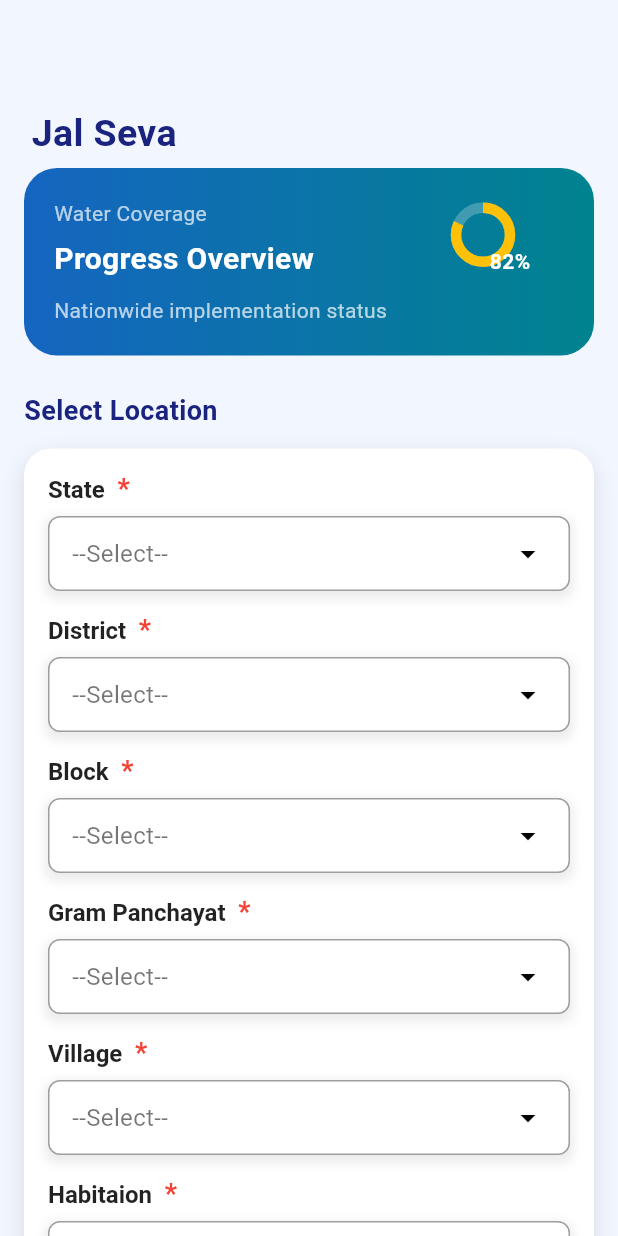
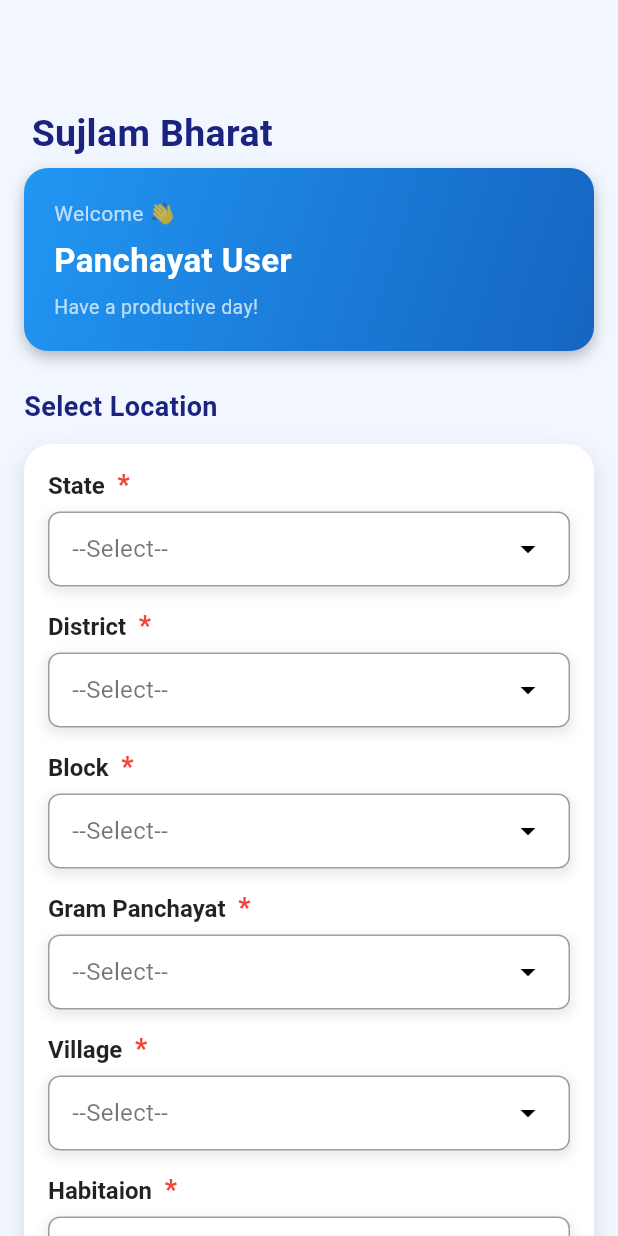
Before and after one commit to rishabhvaid69/jal-sanchalan, a Flutter app: the screen it shows after launch, on a phone screen of 412 x 824 dp. Run offline on Flutter 3.47's test engine with Material 3 defaults, Android fonts, the light colour scheme and no system bars; our stand-ins replace connectivity_plus, fluttertoast; network calls fail; Roboto replaces fonts that are missing (OpenSans).

Commit message:
add features and updates

```diff
--- a/lib/models/base_response.dart
+++ b/lib/models/base_response.dart
@@ -39,7 +39,10 @@
             json['Blocklist'] ??
             json['Grampanchayatlist'] ??
             json['Villagelist'] ??
-            json['HabitationList'];
+            json['HabitationList']??
+            json['RPWSS_Result_list'];
+
+
 
             [];
 
--- /dev/null
+++ b/lib/models/dictorey_model.dart
@@ -0,0 +1,169 @@
+// To parse this JSON data, do
+//
+//     final rpwssDirectorymodel = rpwssDirectorymodelFromJson(jsonString);
+
+import 'dart:convert';
+
+RpwssDirectorymodel rpwssDirectorymodelFromJson(String str) => RpwssDirectorymodel.fromJson(json.decode(str));
+
+String rpwssDirectorymodelToJson(RpwssDirectorymodel data) => json.encode(data.toJson());
+
+class RpwssDirectorymodel {
+  bool status;
+  String message;
+  List<RpwssResultList> rpwssResultList;
+
+  RpwssDirectorymodel({
+    required this.status,
+    required this.message,
+    required this.rpwssResultList,
+  });
+
+  factory RpwssDirectorymodel.fromJson(Map<String, dynamic> json) => RpwssDirectorymodel(
+    status: json["Status"],
+    message: json["Message"],
+    rpwssResultList: List<RpwssResultList>.from(json["RPWSS_Result_list"].map((x) => RpwssResultList.fromJson(x))),
+  );
+
+  Map<String, dynamic> toJson() => {
+    "Status": status,
+    "Message": message,
+    "RPWSS_Result_list": List<dynamic>.from(rpwssResultList.map((x) => x.toJson())),
+  };
+}
+
+class RpwssResultList {
+  StateName stateName;
+  Districtname districtname;
+  String blockName;
+  String panchayatName;
+  String villageName;
+  String habitationName;
+  String temporaryId;
+  String serviceAreaId;
+  String distributionNetwork;
+
+  RpwssResultList({
+    required this.stateName,
+    required this.districtname,
+    required this.blockName,
+    required this.panchayatName,
+    required this.villageName,
+    required this.habitationName,
+    required this.temporaryId,
+    required this.serviceAreaId,
+    required this.distributionNetwork,
+  });
+
+  factory RpwssResultList.fromJson(Map<String, dynamic> json) => RpwssResultList(
+    stateName: stateNameValues.map[json["StateName"]]!,
+    districtname: districtnameValues.map[json["Districtname"]]!,
+    blockName: json["BlockName"],
+    panchayatName: json["PanchayatName"],
+    villageName: json["VillageName"],
+    habitationName: json["HabitationName"],
+    temporaryId: json["Temporary_ID"],
+    serviceAreaId: json["Service_Area_ID"],
+    distributionNetwork: json["Distribution_Network"],
+  );
+
+  Map<String, dynamic> toJson() => {
+    "StateName": stateNameValues.reverse[stateName],
+    "Districtname": districtnameValues.reverse[districtname],
+    "BlockName": blockName,
+    "PanchayatName": panchayatName,
+    "VillageName": villageName,
+    "HabitationName": habitationName,
+    "Temporary_ID": temporaryId,
+    "Service_Area_ID": serviceAreaId,
+    "Distribution_Network": distributionNetwork,
+  };
+}
+
+enum Districtname {
+  ALLURI_SITHARAMA_RAJU,
+  ANAKAPALLI,
+  ANANTHAPURAMU,
+  ANNAMAYYA,
+  BAPATLA,
+  CHITTOOR,
+  DISTRICTNAME_ALLURI_SITHARAMA_RAJU,
+  DISTRICTNAME_ANANTHAPURAMU,
+  DISTRICTNAME_NANDYAL,
+  DISTRICTNAME_PARVATHIPURAM_MANYAM,
+  DISTRICTNAME_SRI_POTTI_SRIRAMULU_NELLORE,
+  DR_B_R_AMBEDKAR_KONASEEMA,
+  EAST_GODAVARI,
+  ELURU,
+  GUNTUR,
+  KAKINADA,
+  KRISHNA,
+  KURNOOL,
+  NANDYAL,
+  NTR,
+  PALNADU,
+  PARVATHIPURAM_MANYAM,
+  PRAKASAM,
+  SRIKAKULAM,
+  SRI_POTTI_SRIRAMULU_NELLORE,
+  SRI_SATHYA_SAI,
+  TIRUPATI,
+  VISAKHAPATNAM,
+  VIZIANAGARAM,
+  WEST_GODAVARI,
+  Y_S_R
+}
+
+final districtnameValues = EnumValues({
+  "Alluri Sitharama Raju": Districtname.ALLURI_SITHARAMA_RAJU,
+  "Anakapalli": Districtname.ANAKAPALLI,
+  "Ananthapuramu": Districtname.ANANTHAPURAMU,
+  "Annamayya": Districtname.ANNAMAYYA,
+  "Bapatla": Districtname.BAPATLA,
+  "Chittoor": Districtname.CHITTOOR,
+  "ALLURI SITHARAMA RAJU": Districtname.DISTRICTNAME_ALLURI_SITHARAMA_RAJU,
+  "ANANTHAPURAMU": Districtname.DISTRICTNAME_ANANTHAPURAMU,
+  "NANDYAL": Districtname.DISTRICTNAME_NANDYAL,
+  "PARVATHIPURAM MANYAM": Districtname.DISTRICTNAME_PARVATHIPURAM_MANYAM,
+  "SRI POTTI SRIRAMULU NELLORE": Districtname.DISTRICTNAME_SRI_POTTI_SRIRAMULU_NELLORE,
+  "Dr. B.R. Ambedkar Konaseema": Districtname.DR_B_R_AMBEDKAR_KONASEEMA,
+  "East Godavari": Districtname.EAST_GODAVARI,
+  "Eluru": Districtname.ELURU,
+  "Guntur": Districtname.GUNTUR,
+  "Kakinada": Districtname.KAKINADA,
+  "Krishna": Districtname.KRISHNA,
+  "Kurnool": Districtname.KURNOOL,
+  "Nandyal": Districtname.NANDYAL,
+  "Ntr": Districtname.NTR,
+  "Palnadu": Districtname.PALNADU,
+  "Parvathipuram Manyam": Districtname.PARVATHIPURAM_MANYAM,
+  "Prakasam": Districtname.PRAKASAM,
+  "Srikakulam": Districtname.SRIKAKULAM,
+  "Sri Potti Sriramulu Nellore": Districtname.SRI_POTTI_SRIRAMULU_NELLORE,
+  "Sri Sathya Sai": Districtname.SRI_SATHYA_SAI,
+  "Tirupati": Districtname.TIRUPATI,
+  "Visakhapatnam": Districtname.VISAKHAPATNAM,
+  "Vizianagaram": Districtname.VIZIANAGARAM,
+  "West Godavari": Districtname.WEST_GODAVARI,
+  "Y.S.R.": Districtname.Y_S_R
+});
+
+enum StateName {
+  ANDHRA_PRADESH
+}
+
+final stateNameValues = EnumValues({
+  "Andhra Pradesh": StateName.ANDHRA_PRADESH
+});
+
+class EnumValues<T> {
+  Map<String, T> map;
+  late Map<T, String> reverseMap;
+
+  EnumValues(this.map);
+
+  Map<T, String> get reverse {
+    reverseMap = map.map((k, v) => MapEntry(v, k));
+    return reverseMap;
+  }
+}
--- a/lib/screens/Dashboard.dart
+++ b/lib/screens/Dashboard.dart
@@ -54,7 +54,7 @@
             Padding(
               padding: const EdgeInsets.all(5.0),
               child: const Text(
-                'Jal Seva',
+                'Sujlam Bharat',
                 style: TextStyle(
                   fontSize: 25,
                   fontWeight: FontWeight.bold,
@@ -63,48 +63,7 @@
               ),
             ),
             /// MULTI-COLOR TOP CARD
-            Container(
-              padding: const EdgeInsets.all(20),
-              decoration: BoxDecoration(
-                gradient: const LinearGradient(
-                  colors: [
-                    Color(0xFF1565C0), // Blue
-                    Color(0xFF00838F), // Teal
-                  ],
-                ),
-                borderRadius: BorderRadius.circular(22),
-              ),
-              child: Row(
-                children: [
-                  Expanded(
-                    child: Column(
-                      crossAxisAlignment: CrossAxisAlignment.start,
-                      children: const [
-                        Text(
-                          'Water Coverage',
-                          style: TextStyle(color: Colors.white70),
-                        ),
-                        SizedBox(height: 6),
-                        Text(
-                          'Progress Overview',
-                          style: TextStyle(
-                            color: Colors.white,
-                            fontSize: 20,
-                            fontWeight: FontWeight.bold,
-                          ),
-                        ),
-                        SizedBox(height: 10),
-                        Text(
-                          'Nationwide implementation status',
-                          style: TextStyle(color: Colors.white70),
-                        ),
-                      ],
-                    ),
-                  ),
-                  _progressCircle(0.82),
-                ],
-              ),
-            ),
+            dashboardHeader(0.82),
 
 
 
@@ -342,9 +301,9 @@
 
                           masterProvider.setSelectedHabitation(value); // ✅ Save state
 
-                         /* if (value != null && value.isNotEmpty) {
-                            masterProvider.fetchHabitation(value); // Next API
-                          }*/
+                          if (value != null && value.isNotEmpty) {
+                            masterProvider.fetchDirectory(); // Next API
+                          }
                         },
 
                         appBarTitle: "Select Habitaion",
@@ -368,29 +327,8 @@
             ),
             const SizedBox(height: 14),
 
-            Row(
-              children: [
-                _overviewCard(
-                  title: 'Total Villages',
-                  value: '586,944',
-                  icon: Icons.location_city,
-                  colors: const [
-                    Color(0xFF5C6BC0),
-                    Color(0xFF3949AB),
-                  ],
-                ),
-                const SizedBox(width: 14),
-                _overviewCard(
-                  title: 'ODF Plus',
-                  value: '568,544',
-                  icon: Icons.water_drop,
-                  colors: const [
-                    Color(0xFF26A69A),
-                    Color(0xFF00796B),
-                  ],
-                ),
-              ],
-            ),
+           /* if (masterProvider.tempId != null)*/
+              unifiedInfoCard(masterProvider)
           ],
         ),
       ),
@@ -399,26 +337,134 @@
 
   // ---------------- Widgets ----------------
 
-  Widget _progressCircle(double progress) {
-    return SizedBox(
-      width: 72,
-      height: 72,
-      child: Stack(
+  Widget unifiedInfoCard(MasterProvider master) {
+    return Container(
+      width: double.infinity,
+      margin: const EdgeInsets.symmetric(vertical: 16),
+
+      decoration: BoxDecoration(
+        borderRadius: BorderRadius.circular(20),
+        gradient: const LinearGradient(
+          colors: [
+            Color(0xFFF8FBFF),
+            Color(0xFFFFFFFF),
+          ],
+          begin: Alignment.topLeft,
+          end: Alignment.bottomRight,
+        ),
+        boxShadow: [
+          BoxShadow(
+            color: Colors.blue.withOpacity(0.12),
+            blurRadius: 16,
+            offset: const Offset(0, 6),
+          ),
+        ],
+      ),
+
+      child: Column(
         children: [
-          CircularProgressIndicator(
-            value: progress,
-            strokeWidth: 7,
-            backgroundColor: Colors.white24,
-            valueColor:
-            const AlwaysStoppedAnimation<Color>(Colors.amber),
+
+          // ===== Header Strip =====
+          Container(
+            width: double.infinity,
+            padding: const EdgeInsets.symmetric(
+              vertical: 14,
+              horizontal: 16,
             ),
-          Center(
-            child: Text(
-              '${(progress * 100).toInt()}%',
-              style: const TextStyle(
+
+            decoration: const BoxDecoration(
+              gradient: LinearGradient(
+                colors: [
+                  Color(0xFF1976D2),
+                  Color(0xFF42A5F5),
+                ],
+              ),
+              borderRadius: BorderRadius.vertical(
+                top: Radius.circular(20),
+              ),
+            ),
+
+            child: Row(
+              children: const [
+
+                Icon(Icons.verified, color: Colors.white),
+
+                SizedBox(width: 8),
+
+                Text(
+                  "Verification Summary",
+                  style: TextStyle(
                     color: Colors.white,
-                fontWeight: FontWeight.bold,
+                    fontSize: 16,
+                    fontWeight: FontWeight.w700,
                   ),
+                ),
+              ],
+            ),
+          ),
+
+          // ===== Body =====
+          Padding(
+            padding: const EdgeInsets.all(18),
+
+            child: Column(
+              crossAxisAlignment: CrossAxisAlignment.start,
+              children: [
+
+                _colorInfoLine(
+                  "Habitation ID : ${ master.selectedHabitationId}",
+                  master.selectedHabitationId,
+                  color: Colors.grey.shade800,
+                ),
+
+                _colorInfoLine(
+                  "RPWSS ID :",
+                  master.tempId,
+                  color: const Color(0xFF1565C0),
+                  big: true,
+                ),
+
+                _colorInfoLine(
+                  "Sujlam Gaon ID :",
+                  master.serviceAreaId,
+                  color: const Color(0xFF00796B),
+                ),
+
+                const SizedBox(height: 18),
+                const Divider(),
+
+                // ===== Button =====
+                Align(
+                  alignment: Alignment.centerRight,
+
+                  child: ElevatedButton(
+                    style: ElevatedButton.styleFrom(
+                      padding: const EdgeInsets.symmetric(
+                        horizontal: 24,
+                        vertical: 12,
+                      ),
+                      shape: RoundedRectangleBorder(
+                        borderRadius: BorderRadius.circular(30),
+                      ),
+                      elevation: 4,
+                      backgroundColor: const Color(0xFF1976D2),
+                    ),
+
+                    onPressed: master.tempId == null
+                        ? null
+                        : () {
+                      debugPrint("Proceed → ${master.tempId}");
+                    },
+
+                    child: const Text(
+                      "Proceed →",
+                      style: TextStyle(
+                        fontWeight: FontWeight.w600,
+                      ),
+                    ),
+                  ),
+                ),
+              ],
             ),
           ),
         ],
@@ -426,80 +472,119 @@
     );
   }
 
-  Widget _dropdown(
-      IconData icon,
-      Color iconColor,
+
+
+  Widget _colorInfoLine(
       String label,
-      String? value,
-      ValueChanged<String?> onChanged,
-      ) {
+      String? value, {
+        required Color color,
+        bool big = false,
+      }) {
     return Padding(
       padding: const EdgeInsets.only(bottom: 14),
-      child: DropdownButtonFormField<String>(
-        value: value,
-        decoration: InputDecoration(
-          prefixIcon: Icon(icon, color: iconColor),
-          labelText: label,
-          filled: true,
-          fillColor: const Color(0xFFF1F4FF),
-          border: OutlineInputBorder(
-            borderRadius: BorderRadius.circular(16),
-            borderSide: BorderSide.none,
+
+      child: Column(
+        crossAxisAlignment: CrossAxisAlignment.start,
+        children: [
+
+          Text(
+            label,
+            style: TextStyle(
+              fontSize: 12,
+              color: Colors.grey.shade600,
             ),
           ),
-        items: list
-            .map(
-              (e) => DropdownMenuItem(
-            value: e,
-            child: Text(e),
+
+          const SizedBox(height: 4),
+
+          Text(
+            value == null || value.isEmpty ? "--" : value,
+            style: TextStyle(
+              fontSize: big ? 20 : 15,
+              fontWeight: big ? FontWeight.w700 : FontWeight.w600,
+              color: color,
             ),
-        )
-            .toList(),
-        onChanged: onChanged,
+          ),
+        ],
       ),
     );
   }
 
-  Widget _overviewCard({
-    required String title,
-    required String value,
-    required IconData icon,
-    required List<Color> colors,
-  }) {
-    return Expanded(
-      child: Container(
-        padding: const EdgeInsets.all(16),
+
+
+
+
+
+
+  Widget dashboardHeader(double progress) {
+    return Container(
+      width: double.infinity,
+      padding: const EdgeInsets.all(20),
       decoration: BoxDecoration(
-          gradient: LinearGradient(colors: colors),
-          borderRadius: BorderRadius.circular(18),
+        gradient: const LinearGradient(
+          colors: [
+            Color(0xFF2196F3),
+            Color(0xFF1565C0),
+          ],
+          begin: Alignment.topLeft,
+          end: Alignment.bottomRight,
+        ),
+        borderRadius: BorderRadius.circular(16),
         boxShadow: const [
           BoxShadow(
-              color: Colors.black12,
-              blurRadius: 12,
-              offset: Offset(0, 6),
+            color: Colors.black26,
+            blurRadius: 8,
+            offset: Offset(0, 4),
           ),
         ],
       ),
+
+      child: Row(
+        crossAxisAlignment: CrossAxisAlignment.center,
+        children: [
+
+          // LEFT TEXT
+          Expanded(
             child: Column(
               crossAxisAlignment: CrossAxisAlignment.start,
-          children: [
-            Icon(icon, color: Colors.white),
-            const SizedBox(height: 16),
+              children: const [
+
                 Text(
-              value,
-              style: const TextStyle(
+                  "Welcome 👋",
+                  style: TextStyle(
+                    color: Colors.white70,
+                    fontSize: 14,
+                  ),
+                ),
+
+                SizedBox(height: 6),
+
+                Text(
+                  "Panchayat User",
+                  style: TextStyle(
+                    color: Colors.white,
                     fontSize: 22,
                     fontWeight: FontWeight.bold,
-                color: Colors.white,
                   ),
                 ),
-            const SizedBox(height: 6),
+
+                SizedBox(height: 6),
+
                 Text(
-              title,
-              style: const TextStyle(color: Colors.white70),
+                  "Have a productive day!",
+                  style: TextStyle(
+                    color: Colors.white70,
+                    fontSize: 13,
+                  ),
                 ),
               ],
             ),
+          ),
+
+
+          // RIGHT PROGRESS
+
+        ],
       ),
     );
   }
```
Also changed, not shown: lib/providers/master_provider.dart (+76 -0 lines), lib/repository/master_repositary.dart (+65 -0 lines). Lines whose indentation alone changed are shown as unchanged.
